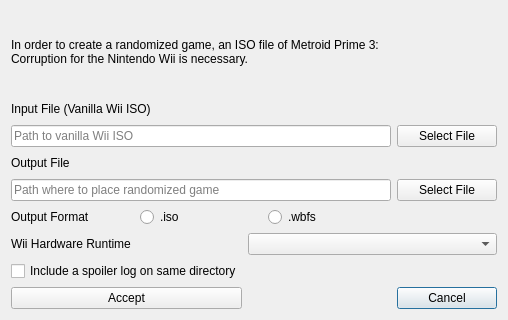
reedwhaley/corruptovania, file randovania/games/prime3/gui/ui_files/corruption_game_export_dialog.ui: the form before one commit.
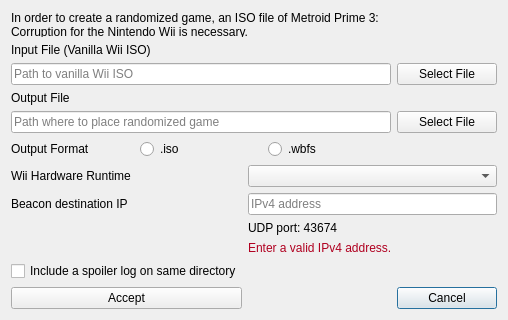
The form after the commit.

```diff
--- a/randovania/games/prime3/gui/ui_files/corruption_game_export_dialog.ui
+++ b/randovania/games/prime3/gui/ui_files/corruption_game_export_dialog.ui
@@ -14,7 +14,7 @@
    <string>Game Patching</string>
   </property>
   <layout class="QGridLayout" name="gridLayout">
-   <item row="8" column="2">
+   <item row="11" column="2">
     <widget class="QPushButton" name="cancel_button">
      <property name="text">
       <string>Cancel</string>
@@ -47,7 +47,7 @@
      </property>
     </widget>
    </item>
-   <item row="8" column="0">
+   <item row="11" column="0">
     <widget class="QPushButton" name="accept_button">
      <property name="text">
       <string>Accept</string>
@@ -149,6 +149,37 @@
     <widget class="QComboBox" name="runtime_mode_combo"/>
    </item>
    <item row="7" column="0">
+    <widget class="QLabel" name="beacon_ip_label">
+     <property name="text">
+      <string>Beacon destination IP</string>
+     </property>
+    </widget>
+   </item>
+   <item row="7" column="1" colspan="2">
+    <widget class="QLineEdit" name="beacon_ip_edit">
+     <property name="placeholderText">
+      <string>IPv4 address</string>
+     </property>
+    </widget>
+   </item>
+   <item row="8" column="1" colspan="2">
+    <widget class="QLabel" name="beacon_port_label">
+     <property name="text">
+      <string>UDP port: 43674</string>
+     </property>
+    </widget>
+   </item>
+   <item row="9" column="1" colspan="2">
+    <widget class="QLabel" name="beacon_validation_label">
+     <property name="text">
+      <string>Enter a valid IPv4 address.</string>
+     </property>
+     <property name="styleSheet">
+      <string notr="true">color: #b00020;</string>
+     </property>
+    </widget>
+   </item>
+   <item row="10" column="0">
     <widget class="QCheckBox" name="auto_save_spoiler_check">
      <property name="text">
       <string>Include a spoiler log on same directory</string>
```
